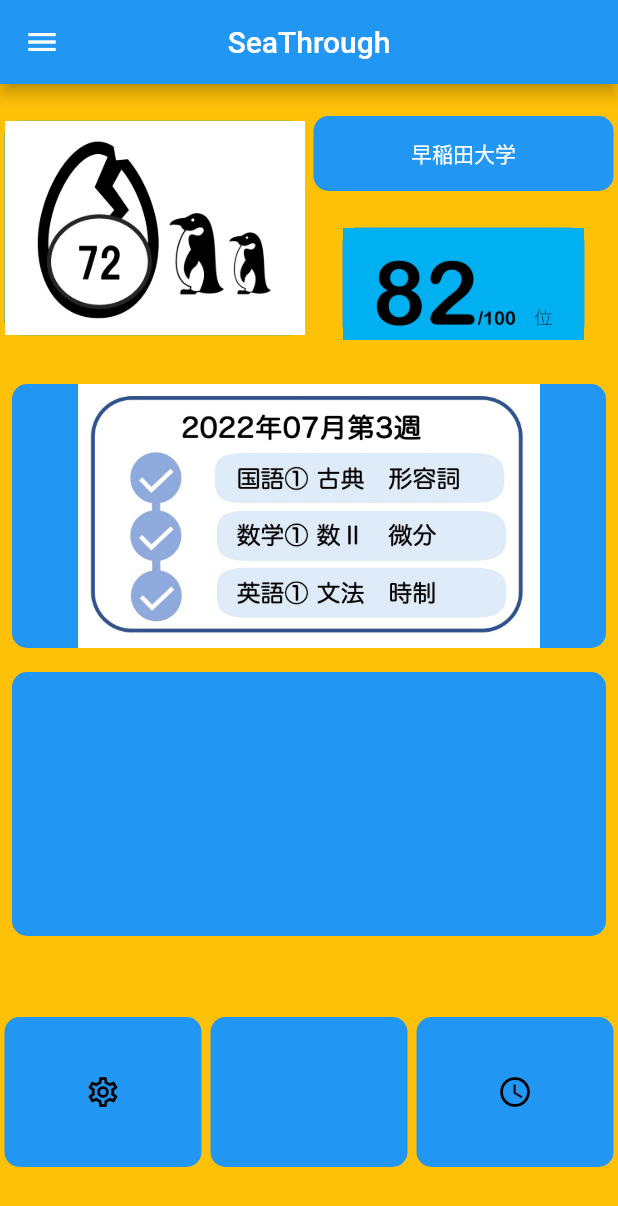
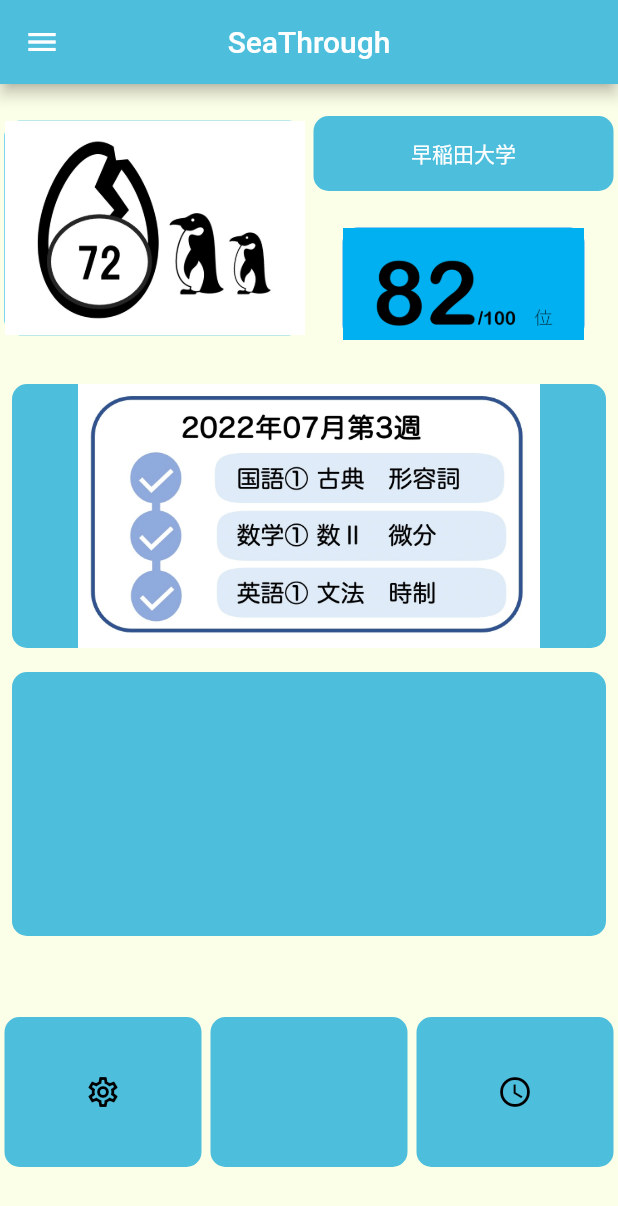
Before and after one commit to mon50/back_calculation, a Flutter app: the screen it shows after launch, after a tap on "MainPage", on a phone screen of 412 x 824 dp. Shown: the top 1206 px of the screen. Run offline on Flutter 3.47's test engine with Material 2 defaults, Android fonts, the light colour scheme and no system bars; our stand-ins replace select_form_field.

Commit message:
色の変更

```diff
--- a/lib/main.dart
+++ b/lib/main.dart
@@ -9,7 +9,7 @@ class BackSan extends StatelessWidget {
     return MaterialApp(
       theme: ThemeData.light().copyWith(
         primaryColor: Colors.purple,
-        scaffoldBackgroundColor: Colors.amber,
+        scaffoldBackgroundColor: Color(0xFFFCFFE7),
 
       ),
       home:InformationPage(),
--- a/lib/mainpage.dart
+++ b/lib/mainpage.dart
@@ -1,6 +1,6 @@
 import 'package:flutter/material.dart';
 
-const kMainColour = Colors.blue;
+const kMainColour = Color(0xFF4DBEDC);
 const kIconColour = Colors.black;
 
 class MainPage extends StatefulWidget {
@@ -16,6 +16,7 @@ class _MainPageState extends State<MainPage> {
       appBar: AppBar(
         title: Text('SeaThrough'),
         centerTitle: true,
+        backgroundColor: kMainColour,
         leading: Icon(Icons.menu)
       ),
 
@@ -34,7 +35,7 @@ class _MainPageState extends State<MainPage> {
                   ),
                 ),
                 decoration: BoxDecoration(
-                  color: Colors.blue,
+                  color: kMainColour,
                 ),
               ),
             ),
@@ -108,7 +109,7 @@ class _MainPageState extends State<MainPage> {
                           // width: 150,
                           height: 50,
                           decoration: BoxDecoration(
-                            color: Colors.blue,
+                            color: kMainColour,
                             borderRadius: BorderRadius.circular(10),
                           ),
                         ),
@@ -149,7 +150,7 @@ class _MainPageState extends State<MainPage> {
                 width: 100,
                 height: 200,
                 decoration: BoxDecoration(
-                  color: Colors.blue,
+                  color: kMainColour,
                   borderRadius: BorderRadius.circular(10),
                 ),
               ),
@@ -164,7 +165,7 @@ class _MainPageState extends State<MainPage> {
                 width: 100,
                 // height: 20,
                 decoration: BoxDecoration(
-                  color: Colors.blue,
+                  color: kMainColour,
                   borderRadius: BorderRadius.circular(10),
                 ),
               ),
```
